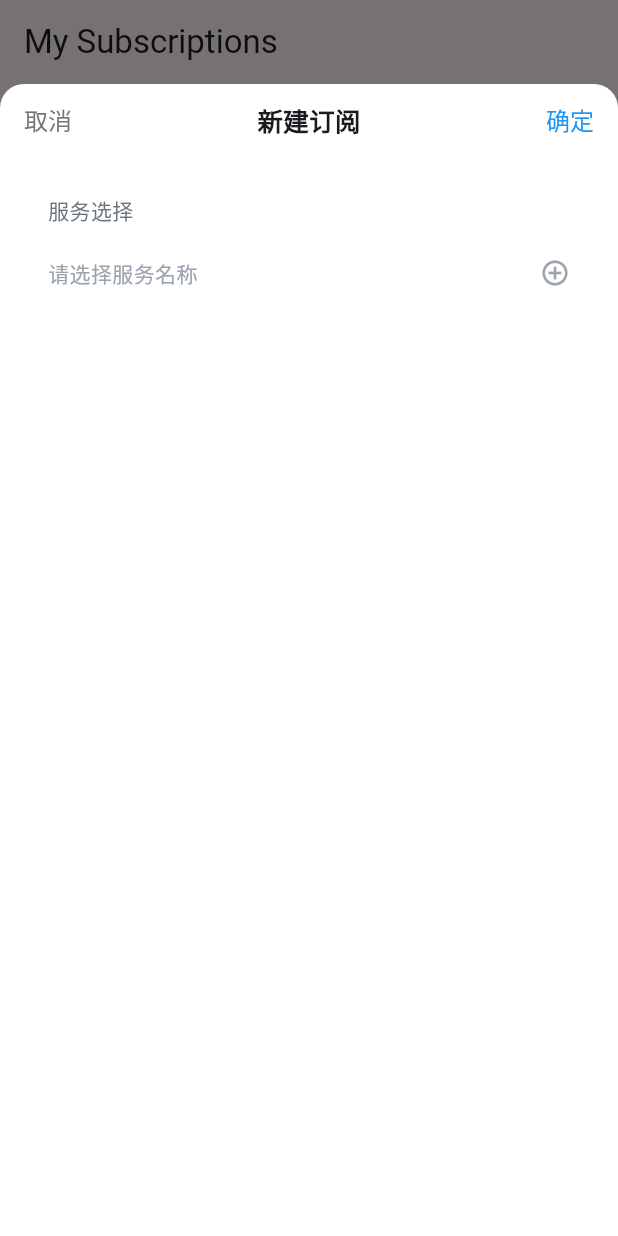
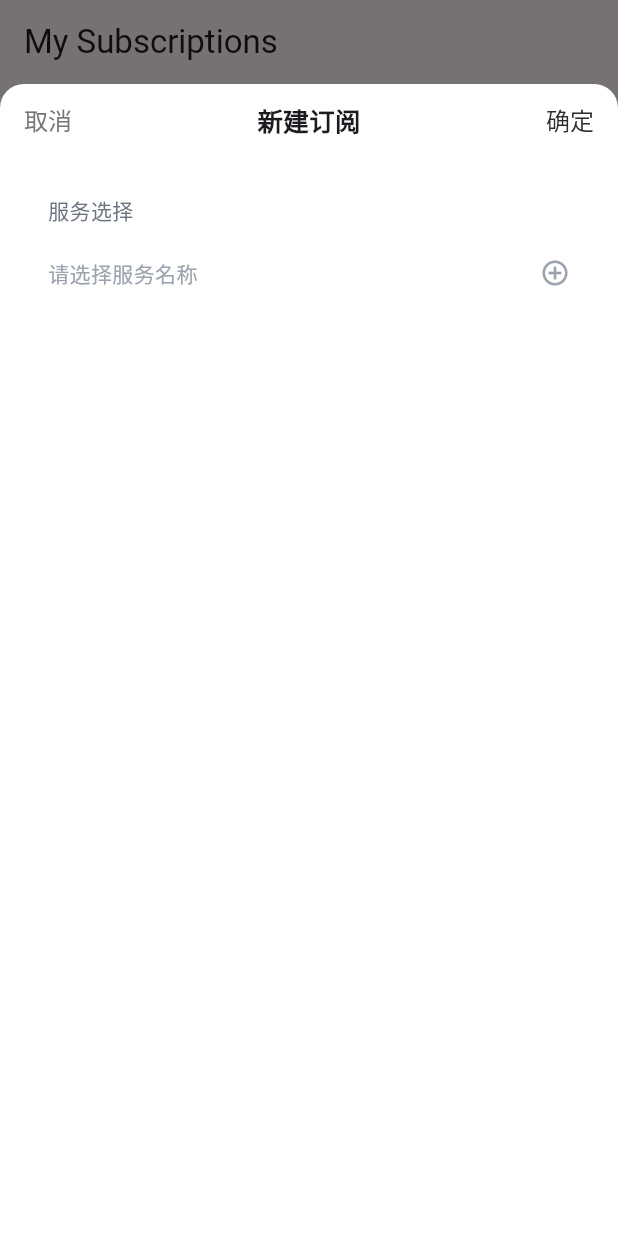
Before and after one commit to daylenjeez/subscription-manage-fe, a Flutter app: the screen it shows after launch, after a tap on "新建订阅", on a phone screen of 412 x 824 dp. Run offline on Flutter 3.47's test engine with Material 3 defaults, Android fonts, the phone set to English and light mode, and no system bars; our stand-ins replace dio, flutter_riverpod, go_router.

Commit message:
Update bottom sheet confirm text color to dark gray

```diff
--- a/lib/shared/widgets/bottom_sheet.dart
+++ b/lib/shared/widgets/bottom_sheet.dart
@@ -118,7 +118,7 @@ class AppBottomSheet extends StatelessWidget {
                     confirmText,
                     style: TextStyle(
                       fontSize: 16,
-                      color: Colors.blue,
+                      color: Color(0xFF2C2C2C),
                       fontWeight: FontWeight.w500,
                     ),
                   ),
```
